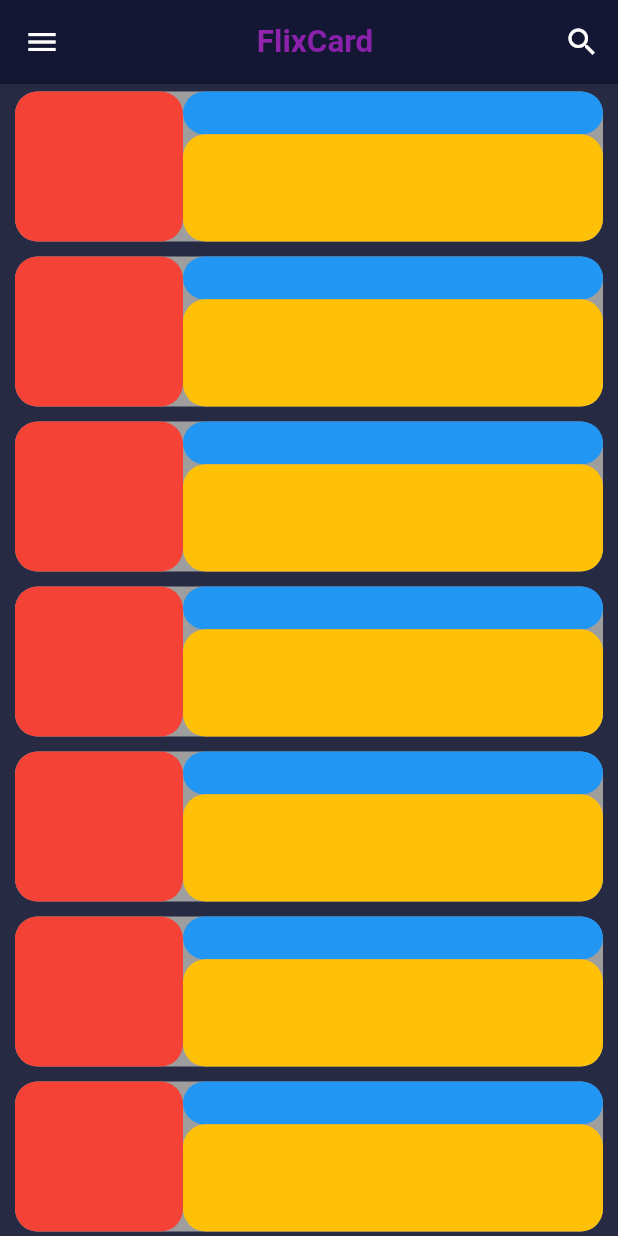
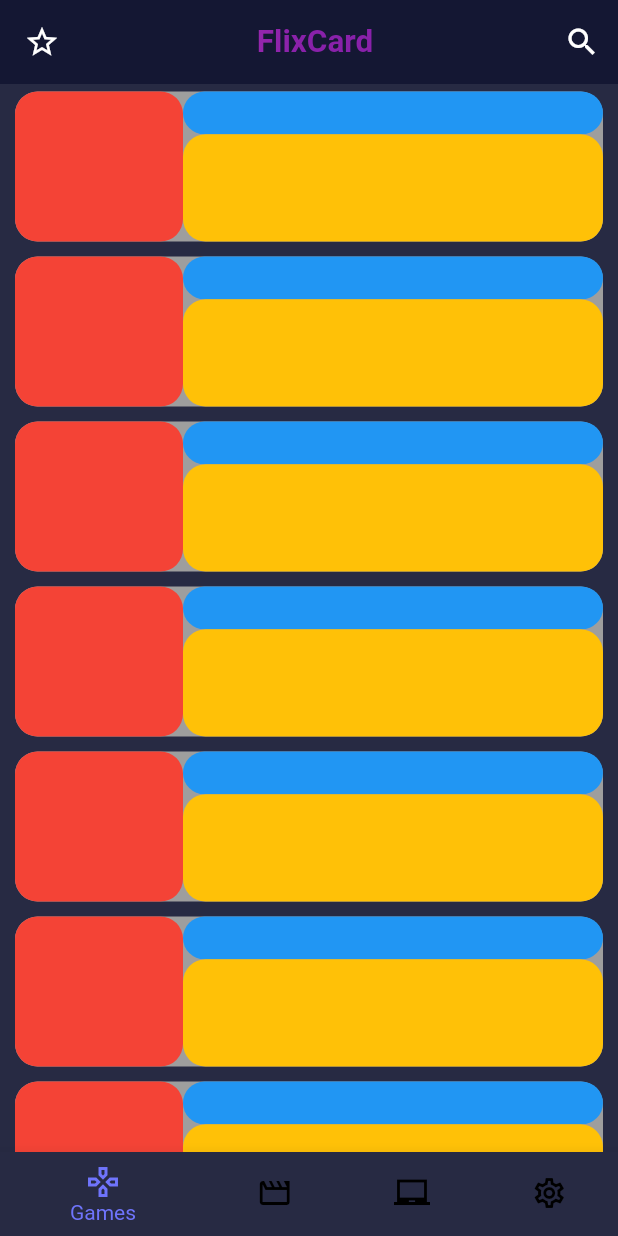
Before and after one commit to RedCape-Studios/flixcard, a Flutter app: the screen it shows after launch, on a phone screen of 412 x 824 dp. Run offline on Flutter 3.47's test engine with Material 2 defaults, Android fonts, the phone set to English and light mode, and no system bars.

Commit message:
Added nav_bar, removed drawer from Scaffold. Also added some pages.

```diff
--- a/lib/main.dart
+++ b/lib/main.dart
@@ -1,6 +1,7 @@
+import 'package:black_tortoise/models/pages.dart';
 import 'package:black_tortoise/models/theme.dart';
 import 'package:black_tortoise/routes/home.dart';
-import 'package:black_tortoise/routes/settings.dart';
+import 'package:black_tortoise/routes/pages/settings.dart';
 import 'package:flutter/material.dart';
 import 'package:provider/provider.dart';
 import 'routes/search.dart';
@@ -13,6 +14,7 @@ class MyApp extends StatelessWidget {
     return MultiProvider(
       providers: [
         ChangeNotifierProvider(create: (context) => ThemeModel()),
+        ChangeNotifierProvider(create: (context) => PageModel()),
       ],
       child: Consumer<ThemeModel>(
         builder: (builder, model, child) {
@@ -23,7 +25,6 @@ class MyApp extends StatelessWidget {
             routes: {
               '/home': (context) => HomeRoute(),
               '/search': (context) => SearchRoute(),
-              '/settings': (context) => SettingsRoute(),
             },
             home: HomeRoute(),
           );
--- /dev/null
+++ b/lib/models/pages.dart
@@ -0,0 +1,15 @@
+import 'package:black_tortoise/routes/pages/games.dart';
+import 'package:black_tortoise/routes/pages/movies.dart';
+import 'package:black_tortoise/routes/pages/serials.dart';
+import 'package:black_tortoise/routes/pages/settings.dart';
+import 'package:flutter/cupertino.dart';
+
+class PageModel extends ChangeNotifier {
+  final _pageList = [GamesPage(), MoviesPage(), SerialsPage(), SettingsPage()];
+  Widget page = GamesPage();
+
+  void changePage(int index) {
+    page = _pageList[index];
+    notifyListeners();
+  }
+}
--- a/lib/models/theme.dart
+++ b/lib/models/theme.dart
@@ -7,6 +7,7 @@ final TextStyle textStyle = TextStyle(
 
 final Color globalDarkColor = Color.fromARGB(255, 39, 42, 67);
 final Color secondaryDarkColor = Color.fromARGB(255, 20, 23, 51);
+final Color accentDarkColor = Color.fromARGB(255, 111, 116, 252);
 
 final ThemeData darkTheme = ThemeData(
   brightness: Brightness.dark,
@@ -34,19 +35,23 @@ final ThemeData lightTheme = ThemeData(
 
 class ThemeModel extends ChangeNotifier {
   var theme = darkTheme;
+  var type = ThemeType.dark;
   var globalColor = globalDarkColor;
   var secondaryColor = secondaryDarkColor;
+  var accentColor = accentDarkColor;
 
   void setTheme(ThemeType type) {
     switch (type) {
       case ThemeType.dark:
         {
           theme = darkTheme;
+          type = ThemeType.dark;
           break;
         }
       case ThemeType.light:
         {
           theme = lightTheme;
+          type = ThemeType.light;
           break;
         }
     }
--- a/lib/routes/home.dart
+++ b/lib/routes/home.dart
@@ -1,13 +1,16 @@
+import 'package:black_tortoise/models/pages.dart';
 import 'package:black_tortoise/widgets/app_bar.dart';
 import 'package:black_tortoise/widgets/drawer.dart';
+import 'package:black_tortoise/widgets/nav_bar.dart';
 import 'package:black_tortoise/widgets/tabs.dart';
 import 'package:flutter/material.dart';
+import 'package:provider/provider.dart';
 
 class HomeRoute extends StatelessWidget {
   @override
   Widget build(BuildContext context) {
     return Scaffold(
-      drawer: DrawerWidget(),
+      bottomNavigationBar: NavBarWidget(),
       body: CustomScrollView(
         slivers: [
           AppBarWidget(),
@@ -21,70 +24,8 @@ class HomeRoute extends StatelessWidget {
 class Content extends StatelessWidget {
   @override
   Widget build(BuildContext context) {
-    return SliverList(
-      delegate: SliverChildListDelegate(
-        [
-          ContentTabWidget(child: TabContents()),
-          ContentTabWidget(child: TabContents()),
-          ContentTabWidget(child: TabContents()),
-          ContentTabWidget(child: TabContents()),
-          ContentTabWidget(child: TabContents()),
-          ContentTabWidget(child: TabContents()),
-          ContentTabWidget(child: TabContents()),
-          ContentTabWidget(child: TabContents()),
-          ContentTabWidget(child: TabContents()),
-          ContentTabWidget(child: TabContents()),
-          ContentTabWidget(child: TabContents()),
-        ],
-      ),
-    );
+    return Consumer<PageModel>(builder: (context, model, child) {
+      return model.page;
+    });
   }
 }
-
-class TabContents extends StatelessWidget {
-  @override
-  Widget build(BuildContext context) {
-    return Container(
-      height: 100,
-      decoration: BoxDecoration(borderRadius: BorderRadius.circular(15)),
-      child: Row(
-        children: [
-          Flexible(
-            flex: 2,
-            child: Container(
-              decoration: BoxDecoration(
-                borderRadius: BorderRadius.circular(15),
-                color: Colors.red,
-              ),
-            ),
-          ),
-          Flexible(
-            flex: 5,
-            child: Column(
-              children: [
-                Flexible(
-                  flex: 2,
-                  child: Container(
-                    decoration: BoxDecoration(
-                      borderRadius: BorderRadius.circular(15),
-                      color: Colors.blue,
-                    ),
-                  ),
-                ),
-                Flexible(
-                  flex: 5,
-                  child: Container(
-                    decoration: BoxDecoration(
-                      borderRadius: BorderRadius.circular(15),
-                      color: Colors.amber,
-                    ),
-                  ),
-                )
-              ],
-            ),
-          )
-        ],
-      ),
-    );
-  }
-}
--- /dev/null
+++ b/lib/routes/pages/games.dart
@@ -0,0 +1,76 @@
+import 'package:black_tortoise/routes/home.dart';
+import 'package:black_tortoise/widgets/tabs.dart';
+import 'package:flutter/material.dart';
+
+class GamesPage extends StatelessWidget {
+  @override
+  Widget build(BuildContext context) {
+    return Container(
+      child: SliverList(
+        delegate: SliverChildListDelegate(
+          [
+            ContentTabWidget(child: TabContents()),
+            ContentTabWidget(child: TabContents()),
+            ContentTabWidget(child: TabContents()),
+            ContentTabWidget(child: TabContents()),
+            ContentTabWidget(child: TabContents()),
+            ContentTabWidget(child: TabContents()),
+            ContentTabWidget(child: TabContents()),
+            ContentTabWidget(child: TabContents()),
+            ContentTabWidget(child: TabContents()),
+            ContentTabWidget(child: TabContents()),
+            ContentTabWidget(child: TabContents()),
+          ],
+        ),
+      ),
+    );
+  }
+}
+
+class TabContents extends StatelessWidget {
+  @override
+  Widget build(BuildContext context) {
+    return Container(
+      height: 100,
+      decoration: BoxDecoration(borderRadius: BorderRadius.circular(15)),
+      child: Row(
+        children: [
+          Flexible(
+            flex: 2,
+            child: Container(
+              decoration: BoxDecoration(
+                borderRadius: BorderRadius.circular(15),
+                color: Colors.red,
+              ),
+            ),
+          ),
+          Flexible(
+            flex: 5,
+            child: Column(
+              children: [
+                Flexible(
+                  flex: 2,
+                  child: Container(
+                    decoration: BoxDecoration(
+                      borderRadius: BorderRadius.circular(15),
+                      color: Colors.blue,
+                    ),
+                  ),
+                ),
+                Flexible(
+                  flex: 5,
+                  child: Container(
+                    decoration: BoxDecoration(
+                      borderRadius: BorderRadius.circular(15),
+                      color: Colors.amber,
+                    ),
+                  ),
+                )
+              ],
+            ),
+          )
+        ],
+      ),
+    );
+  }
+}
--- a/lib/routes/settings.dart
+++ b/lib/routes/pages/movies.dart
@@ -1,8 +1,8 @@
 import 'package:flutter/material.dart';
 
-class SettingsRoute extends StatelessWidget {
+class MoviesPage extends StatelessWidget {
   @override
   Widget build(BuildContext context) {
-    return Scaffold();
+    return Container();
   }
 }
--- a/lib/widgets/app_bar.dart
+++ b/lib/widgets/app_bar.dart
@@ -5,6 +5,10 @@ class AppBarWidget extends StatelessWidget {
   Widget build(BuildContext context) {
     return SliverAppBar(
       floating: true,
+      leading: IconButton(
+        icon: Icon(Icons.star_border_outlined),
+        onPressed: () => null,
+      ),
       title: Align(alignment: Alignment.center, child: TitleText()),
       actions: [
         Hero(
--- /dev/null
+++ b/lib/widgets/nav_bar.dart
@@ -0,0 +1,59 @@
+import 'package:black_tortoise/models/pages.dart';
+import 'package:black_tortoise/models/theme.dart';
+import 'package:black_tortoise/routes/pages/games.dart';
+import 'package:black_tortoise/routes/pages/movies.dart';
+import 'package:black_tortoise/routes/pages/serials.dart';
+import 'package:black_tortoise/routes/pages/settings.dart';
+import 'package:flutter/material.dart';
+import 'package:flutter/widgets.dart';
+import 'package:provider/provider.dart';
+
+class NavBarWidget extends StatefulWidget {
+  @override
+  State<NavBarWidget> createState() => _NavBarWidgetState();
+}
+
+class _NavBarWidgetState extends State<NavBarWidget>
+    with SingleTickerProviderStateMixin {
+  var currentIndex = 0;
+
+  @override
+  Widget build(BuildContext context) {
+    return Consumer<ThemeModel>(builder: (context, model, child) {
+      return BottomNavigationBar(
+        fixedColor: model.accentColor,
+        currentIndex: currentIndex,
+        unselectedItemColor:
+            model.type == ThemeType.dark ? Colors.black : Colors.white,
+        items: [
+          BottomNavigationBarItem(
+            icon: Icon(Icons.games_outlined),
+            label: 'Games',
+            backgroundColor: model.globalColor,
+          ),
+          BottomNavigationBarItem(
+            icon: Icon(Icons.movie_creation_outlined),
+            label: 'Movies',
+            backgroundColor: model.globalColor,
+          ),
+          BottomNavigationBarItem(
+            icon: Icon(Icons.laptop_chromebook_outlined),
+            label: 'Serials',
+            backgroundColor: model.globalColor,
+          ),
+          BottomNavigationBarItem(
+            icon: Icon(Icons.settings_outlined),
+            label: 'Settings',
+            backgroundColor: model.globalColor,
+          ),
+        ],
+        onTap: (int index) {
+          setState(() {
+            currentIndex = index;
+          });
+          Provider.of<PageModel>(context, listen: false).changePage(index);
+        },
+      );
+    });
+  }
+}
```
Also changed, not shown: lib/routes/pages/serials.dart (added, +8 -0 lines), lib/routes/pages/settings.dart (added, +8 -0 lines).
